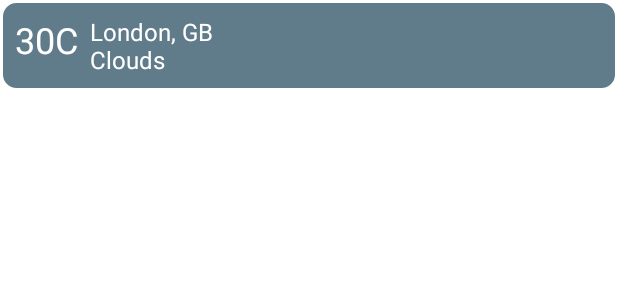
After one commit to kiranpande1987/WeatherApp, an Android app: the layout favourite_city_list_item.xml on its own in the app's theme, with its tools: preview values and no code run, on a phone screen of 412 x 824 dp. The commit adds this screen. Shown: the top 300 px of the screen. Run offline under Robolectric (Android 15) with nearby library versions, the phone set to English and light mode, and no system bars.

Commit message:
Side navigation drawer for favourite cities.

```diff
--- /dev/null
+++ b/app/src/main/res/drawable/round_corner_list_item.xml
@@ -0,0 +1,10 @@
+<?xml version="1.0" encoding="utf-8"?>
+<layer-list xmlns:android="http://schemas.android.com/apk/res/android">
+    <item>
+        <shape>
+            <stroke android:color="@color/white" android:width="2dp"/>
+            <solid android:color="#607C8A"/>
+            <corners android:radius="10dp"/>
+        </shape>
+    </item>
+</layer-list>
--- /dev/null
+++ b/app/src/main/res/layout/favourite_city_list_item.xml
@@ -0,0 +1,32 @@
+<?xml version="1.0" encoding="utf-8"?>
+<layout xmlns:android="http://schemas.android.com/apk/res/android"
+    xmlns:app="http://schemas.android.com/apk/res-auto">
+    <androidx.constraintlayout.widget.ConstraintLayout
+        android:layout_width="match_parent"
+        android:background="@drawable/round_corner_list_item"
+        android:padding="10dp"
+        android:layout_height="wrap_content">
+
+        <TextView
+            android:id="@+id/temperature"
+            android:layout_width="wrap_content"
+            android:layout_height="wrap_content"
+            android:textSize="24sp"
+            android:textColor="@color/white"
+            android:text="30C"
+            app:layout_constraintStart_toStartOf="parent"
+            app:layout_constraintTop_toTopOf="parent"/>
+
+        <TextView
+            android:id="@+id/location"
+            android:layout_width="wrap_content"
+            android:layout_height="wrap_content"
+            android:layout_marginStart="8dp"
+            android:textSize="16sp"
+            android:textColor="@color/white"
+            android:text="London, GB\nClouds"
+            app:layout_constraintTop_toTopOf="parent"
+            app:layout_constraintStart_toEndOf="@id/temperature"/>
+
+    </androidx.constraintlayout.widget.ConstraintLayout>
+</layout>
--- a/app/src/main/res/values/strings.xml
+++ b/app/src/main/res/values/strings.xml
@@ -12,4 +12,7 @@
     <string name="formatter_time_sunset">Sunset: %1$tH:%1$tM</string>
     <string name="forecast_format">%1$ta\n%2$.0f \u2103</string>
     <string name="next_5_days">Next 5 Days</string>
+
+    <string name="nav_open">Open</string>
+    <string name="nav_close">Close</string>
 </resources>
--- /dev/null
+++ b/app/src/main/res/values/styles.xml
@@ -0,0 +1,2 @@
+<resources>
+</resources>
```
Also changed, not shown: app/src/main/java/com/kprights/weatherapp/MainActivity.kt (+34 -6 lines), app/src/main/java/com/kprights/weatherapp/view/FavouriteCityListAdapter.kt (added, +38 -0 lines), app/src/main/java/com/kprights/weatherapp/view/FavouriteCityListItem.kt (added, +32 -0 lines), app/src/main/res/drawable/bottom_white_border.xml (added, +9 -0 lines), app/src/main/res/drawable/ic_add_fav.xml (added, +9 -0 lines), app/src/main/res/drawable/ic_added_fav.xml (added, +9 -0 lines), app/src/main/res/layout/activity_main.xml (+29 -4 lines), app/src/main/res/layout/fragment_city_weather.xml (+18 -3 lines), app/src/main/res/menu/sidenavigation.xml (added, +18 -0 lines).
